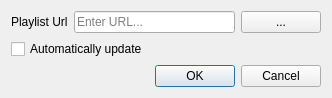
This is src/LoadXSPFDialog.ui in tomahawk-player/tomahawk as Qt 5 draws it before an edit. The edited form follows.
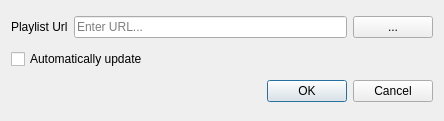
This is the edited form.

```diff
--- a/src/LoadXSPFDialog.ui
+++ b/src/LoadXSPFDialog.ui
@@ -6,8 +6,8 @@
    <rect>
     <x>0</x>
     <y>0</y>
-    <width>332</width>
-    <height>86</height>
+    <width>444</width>
+    <height>121</height>
    </rect>
   </property>
   <property name="windowTitle">
```
